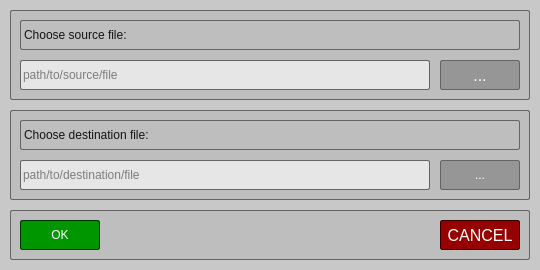
First picture: the form in src/Forms/ChooseFilesWindow.ui, repository psv-git/BDOLang, before the edit.
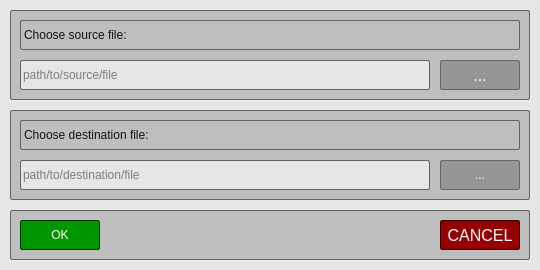
Second picture: the form after the edit.

Patch:
```diff
--- a/src/Forms/ChooseFilesWindow.ui
+++ b/src/Forms/ChooseFilesWindow.ui
@@ -30,7 +30,7 @@
   </property>
   <property name="styleSheet">
    <string notr="true">QWidget {
-	background-color: rgb(200, 200, 200);
+	background-color: rgb(230, 230, 230);
 }
 </string>
   </property>
```
